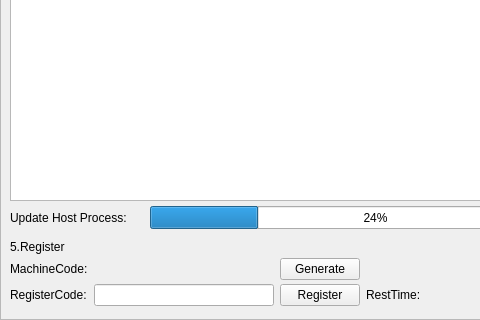
The window that hcmaintains/icupdatesystempage.ui (dongdong-2009/3-5AxisRobot) describes before a commit, drawn with Qt 5; both pictures show x 0 to 480 and y 100 to 420 of the 724 by 420 pixel window.
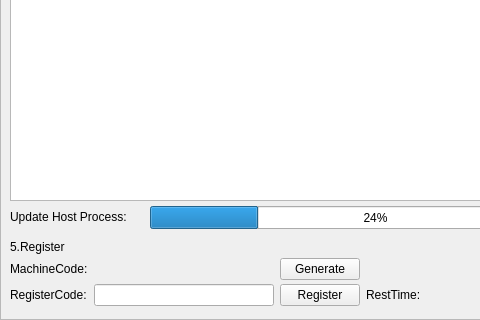
The same window after the commit. Custom widgets are drawn as their Qt base class.

Commit message: 1.触摸校准文件移位

```diff
--- a/hcmaintains/icupdatesystempage.ui
+++ b/hcmaintains/icupdatesystempage.ui
@@ -411,9 +411,9 @@
    <property name="geometry">
     <rect>
      <x>10</x>
-     <y>310</y>
+     <y>307</y>
      <width>129</width>
-     <height>15</height>
+     <height>20</height>
     </rect>
    </property>
    <property name="text">
```
The commit also changes 2 other files.
